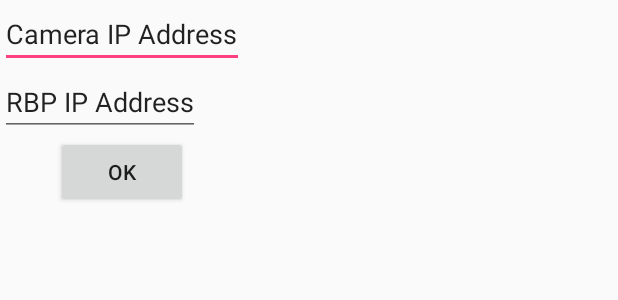
After one commit to billibongers/CodeBlox---Main-Project, an Android app: the layout dialog.xml on its own in the app's theme, with its tools: preview values and no code run, on a phone screen of 412 x 824 dp. The commit adds this screen. Shown: the top 300 px of the screen. Run offline under Robolectric (Android 15) with nearby library versions, the phone set to English and light mode, and no system bars.

Commit message:
Updates done to android prep for demo
Minor changes to allow app not to be locked to a server , also added
some group holiday coding that was not previously committed

```diff
--- /dev/null
+++ b/Code/Android/Dropoff/app/src/main/res/layout/dialog.xml
@@ -0,0 +1,20 @@
+<?xml version="1.0" encoding="utf-8"?>
+<RelativeLayout xmlns:android="http://schemas.android.com/apk/res/android"
+    android:layout_width="wrap_content"
+    android:layout_height="wrap_content">
+    <EditText android:text="Camera IP Address"
+        android:id="@+id/IP"
+        android:layout_width="wrap_content"
+        android:layout_height="wrap_content"/>
+    <EditText android:text="RBP IP Address"
+        android:layout_below="@id/IP"
+        android:id="@+id/RBPIP"
+        android:layout_width="wrap_content"
+        android:layout_height="wrap_content"/>
+    <Button android:id="@+id/Button01"
+        android:layout_below="@id/RBPIP"
+        android:layout_width="wrap_content"
+        android:layout_height="wrap_content"
+        android:layout_centerHorizontal="true"
+        android:text="OK" />
+</RelativeLayout>
```
Also changed, not shown: Code/Android/Dropoff/app/src/main/java/codeblox/dropoff/MainActivity.java (+68 -11 lines), Code/Android/Dropoff/app/src/main/res/layout/pin.xml (added, +16 -0 lines), Code/Android/Dropoff/app/src/main/res/menu/settings.xml (+7 -2 lines), 4 other files.
